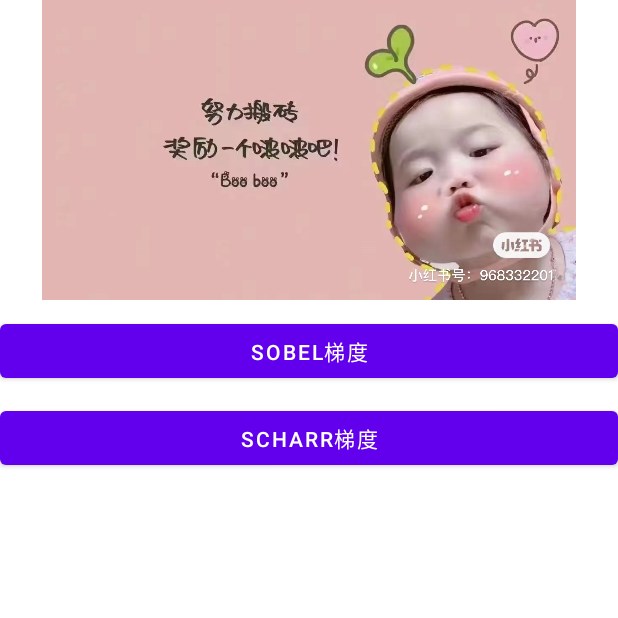
After one commit to hutaodediannao/openCV-android, an Android app: the TiDuActivity screen opened directly, with no data from a screen before it, on a phone screen of 412 x 824 dp, the top half of it. The commit adds this screen. Run offline under Robolectric (Android 15) with nearby library versions, the phone set to English and light mode, and no system bars; 1 statement that could not run was skipped.

Commit message:
1、特诊检测 梯度

```diff
--- /dev/null
+++ b/app/src/main/java/com/example/myopencvndkapp/featureDetection/TiDuActivity.java
@@ -0,0 +1,52 @@
+package com.example.myopencvndkapp.featureDetection;
+
+import androidx.appcompat.app.AppCompatActivity;
+
+import android.graphics.Bitmap;
+import android.graphics.BitmapFactory;
+import android.os.Bundle;
+import android.view.View;
+import android.widget.ImageView;
+
+import com.example.myopencvndkapp.R;
+
+/**
+ * 作者:胡涛
+ * 日期:2022-8-30
+ * 时间:0:34
+ * 功能:梯度计算
+ */
+public class TiDuActivity extends AppCompatActivity {
+    static {
+        System.loadLibrary("myopencvndkapp");
+    }
+
+    private ImageView iv;
+    private Bitmap bitmap;
+
+    @Override
+    protected void onCreate(Bundle savedInstanceState) {
+        super.onCreate(savedInstanceState);
+        setContentView(R.layout.activity_ti_du);
+        iv = findViewById(R.id.iv);
+        bitmap = BitmapFactory.decodeResource(getResources(), R.mipmap.ic);
+    }
+
+    public void click(View view) {
+        switch (view.getId()) {
+            case R.id.button:
+                sobel(bitmap);
+                break;
+            case R.id.button1:
+                scharr(bitmap);
+                break;
+            default:
+                break;
+        }
+        iv.setImageBitmap(bitmap);
+    }
+
+    private native void scharr(Bitmap bitmap);
+
+    private native void sobel(Bitmap bitmap);
+}
--- /dev/null
+++ b/app/src/main/res/layout/activity_ti_du.xml
@@ -0,0 +1,38 @@
+<?xml version="1.0" encoding="utf-8"?>
+<ScrollView xmlns:android="http://schemas.android.com/apk/res/android"
+    xmlns:app="http://schemas.android.com/apk/res-auto"
+    xmlns:tools="http://schemas.android.com/tools"
+    android:layout_width="match_parent"
+    android:layout_height="match_parent"
+    tools:context=".featureDetection.TiDuActivity">
+
+    <LinearLayout
+        android:layout_width="match_parent"
+        android:layout_height="wrap_content"
+        android:orientation="vertical">
+
+        <ImageView
+            android:id="@+id/iv"
+            android:layout_width="match_parent"
+            android:layout_height="200dp"
+            android:src="@mipmap/ic" />
+
+        <Button
+            android:id="@+id/button"
+            android:layout_width="match_parent"
+            android:layout_height="wrap_content"
+            android:layout_marginTop="10dp"
+            android:onClick="click"
+            android:text="Sobel梯度" />
+
+        <Button
+            android:id="@+id/button1"
+            android:layout_width="match_parent"
+            android:layout_height="wrap_content"
+            android:layout_marginTop="10dp"
+            android:onClick="click"
+            android:text="Scharr梯度" />
+
+    </LinearLayout>
+
+</ScrollView>
```
Also changed, not shown: app/src/main/AndroidManifest.xml (+5 -2 lines), app/src/main/java/com/example/myopencvndkapp/MainActivity.java (+35 -1 lines), 8 other files.
